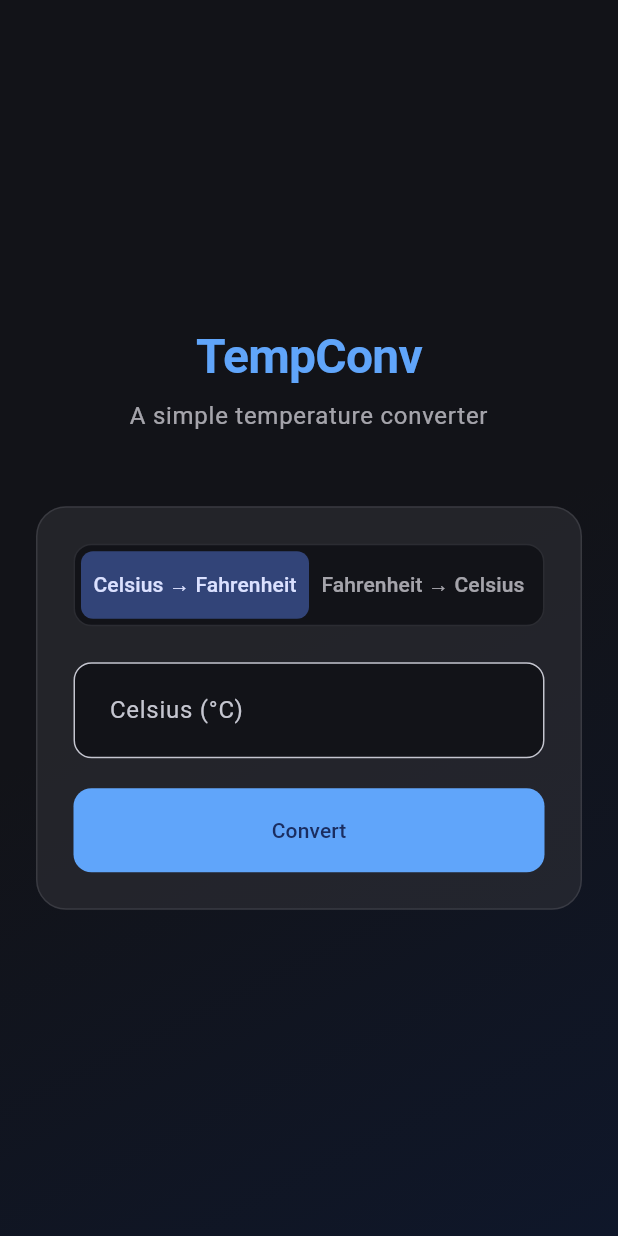
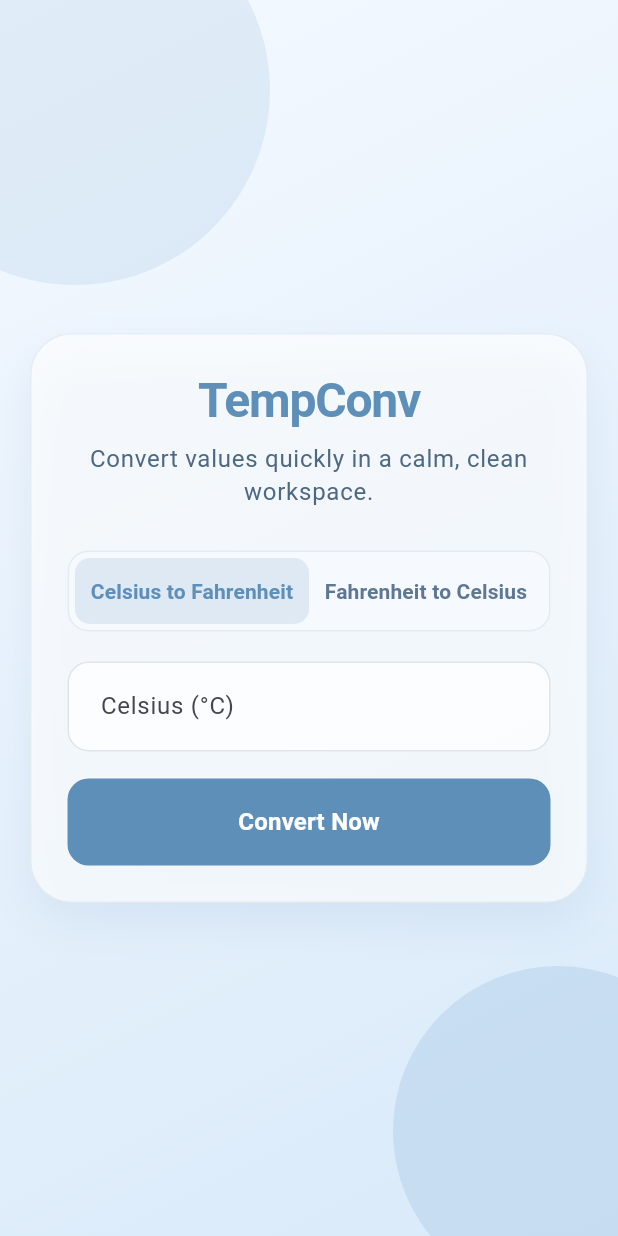
Before and after one commit to PalmaAnd/distributed-systems-tempconv, a Flutter app: the screen it shows after launch, on a phone screen of 412 x 824 dp. Run offline on Flutter 3.47's test engine with Material 3 defaults, Android fonts, the light colour scheme and no system bars.

Commit message:
Fixed it?

```diff
--- a/frontend/lib/main.dart
+++ b/frontend/lib/main.dart
@@ -12,16 +12,47 @@ class TempConvApp extends StatelessWidget {
 
   @override
   Widget build(BuildContext context) {
+    final colorScheme = ColorScheme.fromSeed(
+      seedColor: const Color(0xFF8CB9E2),
+      brightness: Brightness.light,
+    ).copyWith(
+      primary: const Color(0xFF5E8FB9),
+      onPrimary: Colors.white,
+      secondary: const Color(0xFFA7C7E3),
+      surface: const Color(0xFFF6FAFF),
+      surfaceContainerHigh: const Color(0xFFEAF3FC),
+      surfaceContainerHighest: const Color(0xFFE2EEFA),
+      outline: const Color(0xFFB6C7D9),
+    );
+
     return MaterialApp(
       title: 'TempConv',
       debugShowCheckedModeBanner: false,
       theme: ThemeData(
         useMaterial3: true,
-        colorScheme: ColorScheme.fromSeed(
-          seedColor: const Color(0xFF2563EB),
-          brightness: Brightness.dark,
-          primary: const Color(0xFF60A5FA),
-          secondary: const Color(0xFF93C5FD),
+        colorScheme: colorScheme,
+        scaffoldBackgroundColor: const Color(0xFFF2F8FF),
+        fontFamily: 'Georgia',
+        textTheme: ThemeData.light().textTheme.apply(
+              bodyColor: const Color(0xFF2C4258),
+              displayColor: const Color(0xFF2C4258),
+            ),
+        inputDecorationTheme: InputDecorationTheme(
+          filled: true,
+          fillColor: Colors.white.withOpacity(0.72),
+          border: OutlineInputBorder(
+            borderRadius: BorderRadius.circular(14),
+            borderSide: BorderSide(color: colorScheme.outline.withOpacity(0.45)),
+          ),
+          enabledBorder: OutlineInputBorder(
+            borderRadius: BorderRadius.circular(14),
+            borderSide: BorderSide(color: colorScheme.outline.withOpacity(0.45)),
+          ),
+          focusedBorder: OutlineInputBorder(
+            borderRadius: BorderRadius.circular(14),
+            borderSide: BorderSide(color: colorScheme.primary, width: 1.8),
+          ),
+          contentPadding: const EdgeInsets.symmetric(horizontal: 18, vertical: 16),
         ),
       ),
       home: const TempConvPage(),
@@ -112,95 +143,117 @@ class _TempConvPageState extends State<TempConvPage> {
   @override
   Widget build(BuildContext context) {
     final theme = Theme.of(context);
+    final colorScheme = theme.colorScheme;
+
     return Scaffold(
-      body: Container(
-        width: double.infinity,
-        height: double.infinity,
-        decoration: BoxDecoration(
+      body: Stack(
+        children: [
+          Container(
+            decoration: const BoxDecoration(
               gradient: LinearGradient(
                 begin: Alignment.topLeft,
                 end: Alignment.bottomRight,
-            colors: [
-              theme.colorScheme.surface,
-              theme.colorScheme.surface.withOpacity(0.95),
-              const Color(0xFF0F172A),
+                colors: [Color(0xFFF4F9FF), Color(0xFFE6F1FC), Color(0xFFD9EAF9)],
+              ),
+            ),
+          ),
+          const _BackgroundOrb(
+            size: 260,
+            top: -70,
+            left: -80,
+            color: Color(0x55B8D2EA),
+          ),
+          const _BackgroundOrb(
+            size: 220,
+            bottom: -40,
+            right: -70,
+            color: Color(0x66A8C7E6),
+          ),
+          SafeArea(
+            child: Center(
+              child: SingleChildScrollView(
+                padding: const EdgeInsets.symmetric(horizontal: 20, vertical: 24),
+                child: ConstrainedBox(
+                  constraints: const BoxConstraints(maxWidth: 540),
+                  child: TweenAnimationBuilder<double>(
+                    tween: Tween(begin: 0.95, end: 1),
+                    duration: const Duration(milliseconds: 600),
+                    curve: Curves.easeOutCubic,
+                    builder: (context, scale, child) {
+                      return Opacity(
+                        opacity: scale,
+                        child: Transform.scale(scale: scale, child: child),
+                      );
+                    },
+                    child: Container(
+                      padding: const EdgeInsets.all(24),
+                      decoration: BoxDecoration(
+                        color: Colors.white.withOpacity(0.68),
+                        borderRadius: BorderRadius.circular(28),
+                        border: Border.all(
+                          color: colorScheme.outline.withOpacity(0.28),
+                        ),
+                        boxShadow: [
+                          BoxShadow(
+                            color: const Color(0xFF7A9CBF).withOpacity(0.13),
+                            blurRadius: 24,
+                            offset: const Offset(0, 14),
+                          ),
                         ],
                       ),
-        ),
-        child: SafeArea(
-          child: Center(
-            child: SingleChildScrollView(
-              padding: const EdgeInsets.all(24),
-              child: ConstrainedBox(
-                constraints: const BoxConstraints(maxWidth: 420),
                       child: Column(
-                  mainAxisAlignment: MainAxisAlignment.center,
                         crossAxisAlignment: CrossAxisAlignment.stretch,
                         children: [
                           Text(
                             'TempConv',
                             style: theme.textTheme.headlineLarge?.copyWith(
-                        fontWeight: FontWeight.bold,
-                        color: theme.colorScheme.primary,
-                        letterSpacing: -0.5,
+                              fontWeight: FontWeight.w700,
+                              color: colorScheme.primary,
+                              letterSpacing: -0.8,
                             ),
                             textAlign: TextAlign.center,
                           ),
                           const SizedBox(height: 8),
                           Text(
-                      'A simple temperature converter',
+                            'Convert values quickly in a calm, clean workspace.',
                             style: theme.textTheme.bodyLarge?.copyWith(
-                        color: theme.colorScheme.onSurface.withOpacity(0.7),
+                              color: const Color(0xFF4D6883),
+                              height: 1.35,
                             ),
                             textAlign: TextAlign.center,
                           ),
-                    const SizedBox(height: 48),
-                    Container(
-                      padding: const EdgeInsets.all(24),
-                      decoration: BoxDecoration(
-                        color: theme.colorScheme.surfaceContainerHighest
-                            .withOpacity(0.5),
-                        borderRadius: BorderRadius.circular(20),
-                        border: Border.all(
-                          color: theme.colorScheme.outline.withOpacity(0.2),
-                        ),
-                      ),
-                      child: Column(
-                        crossAxisAlignment: CrossAxisAlignment.stretch,
-                        children: [
+                          const SizedBox(height: 28),
                           _buildModeToggle(theme),
-                          const SizedBox(height: 24),
+                          const SizedBox(height: 20),
                           TextField(
                             controller: _inputController,
                             keyboardType: const TextInputType.numberWithOptions(
                               decimal: true,
                               signed: true,
                             ),
-                            style: theme.textTheme.titleLarge,
+                            style: theme.textTheme.titleLarge?.copyWith(
+                              fontWeight: FontWeight.w600,
+                            ),
                             decoration: InputDecoration(
                               labelText: _celsiusToFahrenheit
                                   ? 'Celsius (°C)'
                                   : 'Fahrenheit (°F)',
-                              hintText: 'Enter value',
-                              filled: true,
-                              fillColor: theme.colorScheme.surface,
-                              border: OutlineInputBorder(
-                                borderRadius: BorderRadius.circular(12),
-                              ),
-                              contentPadding: const EdgeInsets.symmetric(
-                                horizontal: 20,
-                                vertical: 18,
-                              ),
+                              hintText: 'Enter temperature value',
                             ),
                             onSubmitted: (_) => _convert(),
                           ),
-                          const SizedBox(height: 20),
+                          const SizedBox(height: 18),
                           FilledButton(
                             onPressed: _loading ? null : _convert,
                             style: FilledButton.styleFrom(
-                              padding: const EdgeInsets.symmetric(vertical: 18),
+                              backgroundColor: colorScheme.primary,
+                              foregroundColor: colorScheme.onPrimary,
+                              padding: const EdgeInsets.symmetric(vertical: 17),
+                              textStyle: theme.textTheme.titleMedium?.copyWith(
+                                fontWeight: FontWeight.w600,
+                              ),
                               shape: RoundedRectangleBorder(
-                                borderRadius: BorderRadius.circular(12),
+                                borderRadius: BorderRadius.circular(14),
                               ),
                             ),
                             child: _loading
@@ -209,54 +262,70 @@ class _TempConvPageState extends State<TempConvPage> {
                                     width: 24,
                                     child: CircularProgressIndicator(
                                       strokeWidth: 2,
-                                      color: theme.colorScheme.onPrimary,
+                                      color: colorScheme.onPrimary,
                                     ),
                                   )
-                                : const Text('Convert'),
+                                : const Text('Convert Now'),
                           ),
-                          if (_result.isNotEmpty) ...[
-                            const SizedBox(height: 24),
-                            Container(
-                              padding: const EdgeInsets.all(16),
+                          AnimatedSwitcher(
+                            duration: const Duration(milliseconds: 220),
+                            switchInCurve: Curves.easeOut,
+                            switchOutCurve: Curves.easeIn,
+                            child: _result.isNotEmpty
+                                ? Padding(
+                                    key: const ValueKey('result'),
+                                    padding: const EdgeInsets.only(top: 20),
+                                    child: Container(
+                                      padding: const EdgeInsets.symmetric(
+                                        horizontal: 16,
+                                        vertical: 14,
+                                      ),
                                       decoration: BoxDecoration(
-                                color: theme.colorScheme.primaryContainer
-                                    .withOpacity(0.5),
-                                borderRadius: BorderRadius.circular(12),
+                                        color: colorScheme.surfaceContainerHigh
+                                            .withOpacity(0.95),
+                                        borderRadius: BorderRadius.circular(14),
+                                        border: Border.all(
+                                          color: colorScheme.secondary
+                                              .withOpacity(0.55),
+                                        ),
                                       ),
                                       child: Row(
-                                mainAxisAlignment: MainAxisAlignment.spaceBetween,
+                                        mainAxisAlignment:
+                                            MainAxisAlignment.spaceBetween,
                                         children: [
                                           Text(
-                                    _celsiusToFahrenheit ? '°F' : '°C',
-                                    style: theme.textTheme.titleMedium?.copyWith(
-                                      color: theme.colorScheme.onSurface
-                                          .withOpacity(0.8),
+                                            _celsiusToFahrenheit
+                                                ? 'Result (°F)'
+                                                : 'Result (°C)',
+                                            style: theme.textTheme.titleSmall
+                                                ?.copyWith(
+                                              color: const Color(0xFF4D6883),
                                             ),
                                           ),
                                           Text(
                                             _result,
-                                    style: theme.textTheme.headlineMedium
+                                            style: theme.textTheme.headlineSmall
                                                 ?.copyWith(
-                                      fontWeight: FontWeight.bold,
-                                      color: theme.colorScheme.primary,
+                                              color: colorScheme.primary,
+                                              fontWeight: FontWeight.w700,
                                             ),
                                           ),
                                         ],
                                       ),
                                     ),
-                          ],
+                                  )
+                                : const SizedBox.shrink(),
+                          ),
                           if (_error != null) ...[
-                            const SizedBox(height: 16),
+                            const SizedBox(height: 12),
                             Text(
                               _error!,
-                              style: theme.textTheme.bodySmall?.copyWith(
-                                color: theme.colorScheme.error,
+                              style: theme.textTheme.bodyMedium?.copyWith(
+                                color: colorScheme.error,
                               ),
+                              textAlign: TextAlign.center,
                             ),
                           ],
-                        ],
-                      ),
-                    ),
                         ],
                       ),
                     ),
@@ -264,23 +333,29 @@ class _TempConvPageState extends State<TempConvPage> {
                 ),
               ),
             ),
+          ),
+        ],
+      ),
     );
   }
 
   Widget _buildModeToggle(ThemeData theme) {
+    final colorScheme = theme.colorScheme;
+
     return Container(
       padding: const EdgeInsets.all(4),
       decoration: BoxDecoration(
-        color: theme.colorScheme.surface,
-        borderRadius: BorderRadius.circular(12),
+        color: colorScheme.surface.withOpacity(0.88),
+        borderRadius: BorderRadius.circular(14),
         border: Border.all(
-          color: theme.colorScheme.outline.withOpacity(0.2),
+          color: colorScheme.outline.withOpacity(0.3),
         ),
       ),
       child: Row(
         children: [
           Expanded(
-            child: GestureDetector(
+            child: InkWell(
+              borderRadius: BorderRadius.circular(10),
               onTap: () => setState(() {
                 _celsiusToFahrenheit = true;
                 _result = '';
@@ -291,24 +366,26 @@ class _TempConvPageState extends State<TempConvPage> {
                 padding: const EdgeInsets.symmetric(vertical: 12),
                 decoration: BoxDecoration(
                   color: _celsiusToFahrenheit
-                      ? theme.colorScheme.primaryContainer
+                      ? colorScheme.primary.withOpacity(0.16)
                       : Colors.transparent,
-                  borderRadius: BorderRadius.circular(8),
+                  borderRadius: BorderRadius.circular(10),
                 ),
                 child: Text(
-                  'Celsius → Fahrenheit',
+                  'Celsius to Fahrenheit',
                   textAlign: TextAlign.center,
                   style: theme.textTheme.labelLarge?.copyWith(
                     color: _celsiusToFahrenheit
-                        ? theme.colorScheme.onPrimaryContainer
-                        : theme.colorScheme.onSurface.withOpacity(0.7),
+                        ? colorScheme.primary
+                        : const Color(0xFF5E7893),
+                    fontWeight: FontWeight.w600,
                   ),
                 ),
               ),
             ),
           ),
           Expanded(
-            child: GestureDetector(
+            child: InkWell(
+              borderRadius: BorderRadius.circular(10),
               onTap: () => setState(() {
                 _celsiusToFahrenheit = false;
                 _result = '';
@@ -319,17 +396,18 @@ class _TempConvPageState extends State<TempConvPage> {
                 padding: const EdgeInsets.symmetric(vertical: 12),
                 decoration: BoxDecoration(
                   color: !_celsiusToFahrenheit
-                      ? theme.colorScheme.primaryContainer
+                      ? colorScheme.primary.withOpacity(0.16)
                       : Colors.transparent,
-                  borderRadius: BorderRadius.circular(8),
+                  borderRadius: BorderRadius.circular(10),
                 ),
                 child: Text(
-                  'Fahrenheit → Celsius',
+                  'Fahrenheit to Celsius',
                   textAlign: TextAlign.center,
                   style: theme.textTheme.labelLarge?.copyWith(
                     color: !_celsiusToFahrenheit
-                        ? theme.colorScheme.onPrimaryContainer
-                        : theme.colorScheme.onSurface.withOpacity(0.7),
+                        ? colorScheme.primary
+                        : const Color(0xFF5E7893),
+                    fontWeight: FontWeight.w600,
                   ),
                 ),
               ),
@@ -340,3 +418,41 @@ class _TempConvPageState extends State<TempConvPage> {
     );
   }
 }
+
+class _BackgroundOrb extends StatelessWidget {
+  const _BackgroundOrb({
+    required this.size,
+    required this.color,
+    this.top,
+    this.left,
+    this.right,
+    this.bottom,
+  });
+
+  final double size;
+  final Color color;
+  final double? top;
+  final double? left;
+  final double? right;
+  final double? bottom;
+
+  @override
+  Widget build(BuildContext context) {
+    return Positioned(
+      top: top,
+      left: left,
+      right: right,
+      bottom: bottom,
+      child: IgnorePointer(
+        child: Container(
+          width: size,
+          height: size,
+          decoration: BoxDecoration(
+            shape: BoxShape.circle,
+            color: color,
+          ),
+        ),
+      ),
+    );
+  }
+}
--- a/k8s/backend-deployment.yaml
+++ b/k8s/backend-deployment.yaml
@@ -6,7 +6,7 @@ metadata:
   labels:
     app: tempconv-backend
 spec:
-  replicas: 2
+  replicas: 1
   selector:
     matchLabels:
       app: tempconv-backend
```
Also changed, not shown: 8 other files. Lines whose indentation alone changed are shown as unchanged.
